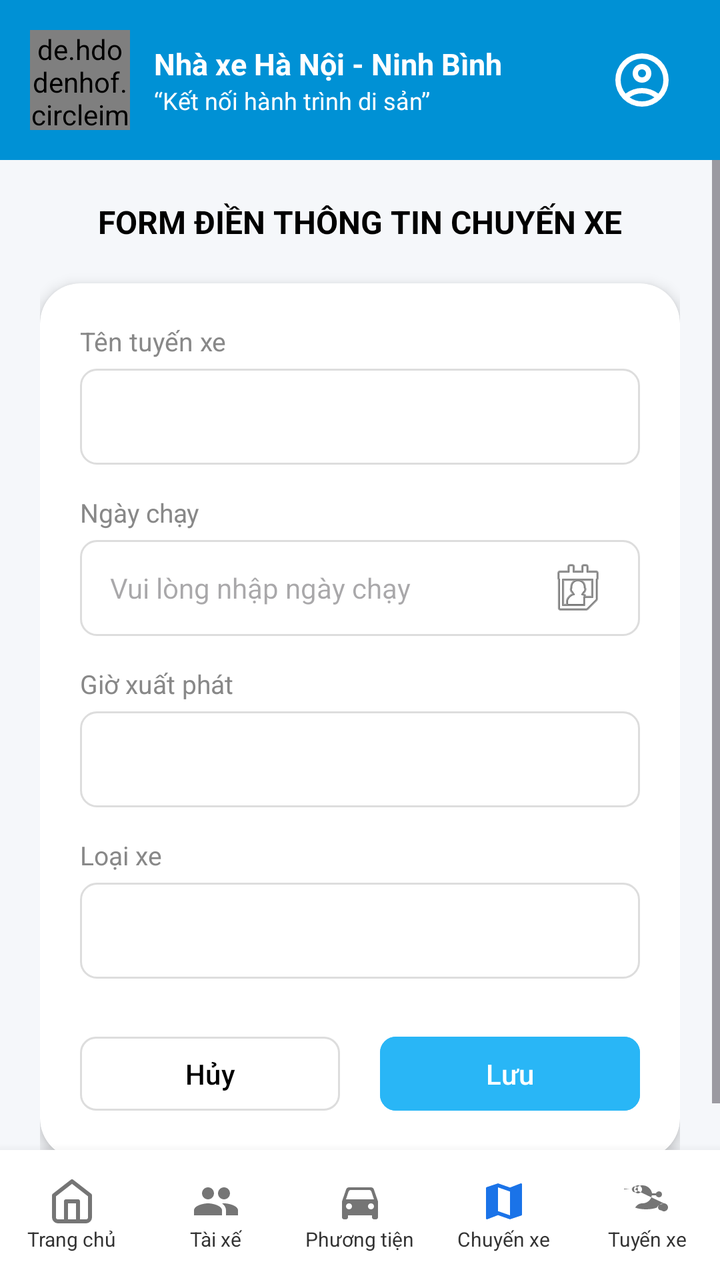
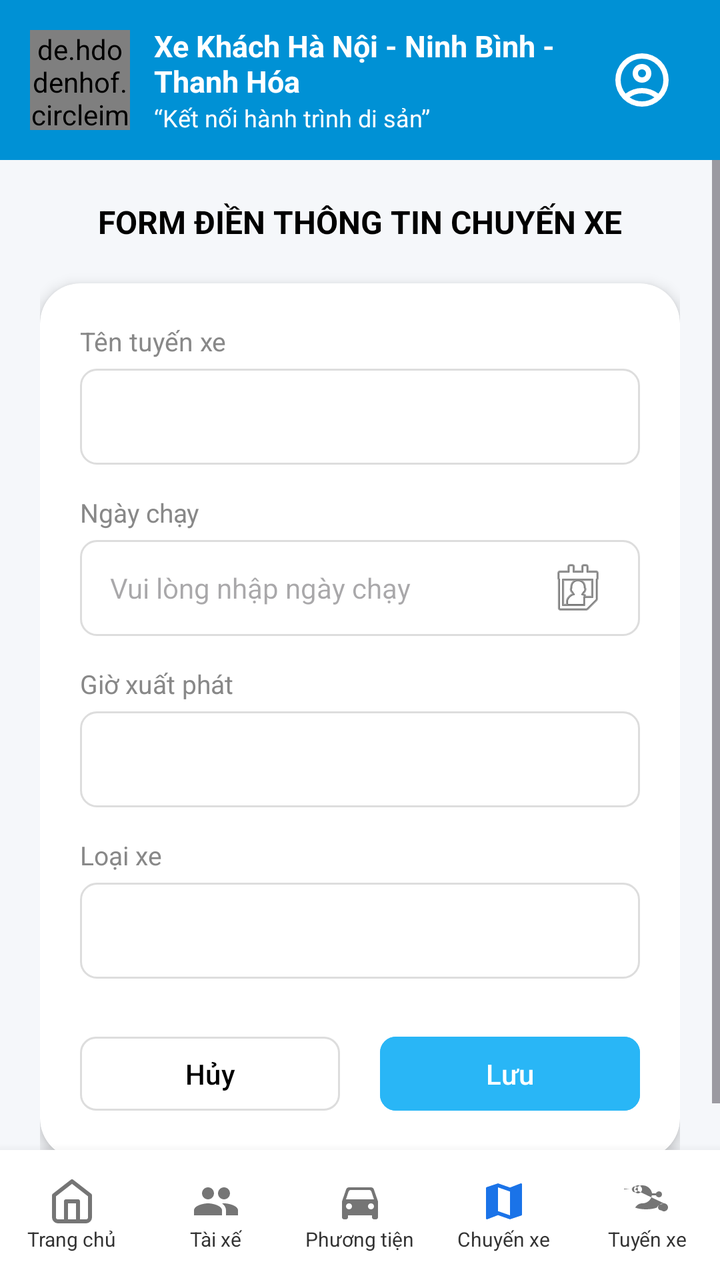

Before-and-after screenshots of an Android layout around one commit, followed by the original layout XML and the change that was made.
<!-- AndroidManifest.xml: application theme Theme.VeXeApp -->
<!-- res/layout/activity_create_trip.xml -->
<?xml version="1.0" encoding="utf-8"?>
<androidx.constraintlayout.widget.ConstraintLayout xmlns:android="http://schemas.android.com/apk/res/android"
    xmlns:app="http://schemas.android.com/apk/res-auto"
    android:layout_width="match_parent"
    android:layout_height="match_parent"
    android:background="#F5F7FA">

    
    <LinearLayout
        android:id="@+id/header"
        android:layout_width="match_parent"
        android:layout_height="80dp"
        android:background="#0091D5"
        android:gravity="center_vertical"
        android:orientation="horizontal"
        android:paddingHorizontal="15dp"
        app:layout_constraintTop_toTopOf="parent">

        <de.hdodenhof.circleimageview.CircleImageView
            android:layout_width="50dp"
            android:layout_height="50dp"
            android:src="@drawable/logo"
            app:civ_border_color="@color/white"
            app:civ_border_width="1dp" />

        <LinearLayout
            android:layout_width="0dp"
            android:layout_height="wrap_content"
            android:layout_marginStart="12dp"
            android:layout_weight="1"
            android:orientation="vertical">

            <TextView
                android:layout_width="wrap_content"
                android:layout_height="wrap_content"
                android:text="Nhà xe Hà Nội - Ninh Bình"
                android:textColor="@color/white"
                android:textSize="15sp"
                android:textStyle="bold" />

            <TextView
                android:layout_width="wrap_content"
                android:layout_height="wrap_content"
                android:text="“Kết nối hành trình di sản”"
                android:textColor="@color/white"
                android:textSize="12sp" />
        </LinearLayout>

        <ImageView
            android:layout_width="48dp"
            android:layout_height="48dp"
            android:padding="8dp"
            android:src="@drawable/account_circle"
            app:tint="@color/white" />
    </LinearLayout>

    <ScrollView
        android:layout_width="match_parent"
        android:layout_height="0dp"
        app:layout_constraintBottom_toTopOf="@+id/bottom_nav"
        app:layout_constraintTop_toBottomOf="@id/header">

        <LinearLayout
            android:layout_width="match_parent"
            android:layout_height="wrap_content"
            android:orientation="vertical"
            android:padding="20dp">

            <TextView
                android:id="@+id/tvFormTitle"
                android:layout_width="match_parent"
                android:layout_height="wrap_content"
                android:layout_marginBottom="20dp"
                android:gravity="center"
                android:text="FORM ĐIỀN THÔNG TIN CHUYẾN XE"
                android:textColor="#000000"
                android:textSize="16sp"
                android:textStyle="bold" />

            <androidx.cardview.widget.CardView
                android:layout_width="match_parent"
                android:layout_height="wrap_content"
                app:cardCornerRadius="20dp"
                app:cardElevation="4dp">

                <LinearLayout
                    android:layout_width="match_parent"
                    android:layout_height="wrap_content"
                    android:orientation="vertical"
                    android:padding="20dp">

                    <TextView
                        android:layout_width="wrap_content"
                        android:layout_height="wrap_content"
                        android:text="Tên tuyến xe"
                        android:textColor="#888888"
                        android:textSize="13sp" />

                    <Spinner
                        android:id="@+id/spRoute"
                        android:layout_width="match_parent"
                        android:layout_height="48dp"
                        android:layout_marginTop="5dp"
                        android:background="@drawable/bg_input_white" />

                    <TextView
                        android:layout_width="wrap_content"
                        android:layout_height="wrap_content"
                        android:layout_marginTop="15dp"
                        android:text="Ngày chạy"
                        android:textColor="#888888"
                        android:textSize="13sp" />

                    <EditText
                        android:id="@+id/etDate"
                        android:layout_width="match_parent"
                        android:layout_height="48dp"
                        android:layout_marginTop="5dp"
                        android:background="@drawable/bg_input_white"
                        android:clickable="true"
                        android:drawableEnd="@android:drawable/ic_menu_my_calendar"
                        android:focusable="false"
                        android:hint="Vui lòng nhập ngày chạy"
                        android:paddingHorizontal="15dp"
                        android:textSize="14sp" />

                    <TextView
                        android:layout_width="wrap_content"
                        android:layout_height="wrap_content"
                        android:layout_marginTop="15dp"
                        android:text="Giờ xuất phát"
                        android:textColor="#888888"
                        android:textSize="13sp" />

                    <Spinner
                        android:id="@+id/spTime"
                        android:layout_width="match_parent"
                        android:layout_height="48dp"
                        android:layout_marginTop="5dp"
                        android:background="@drawable/bg_input_white" />

                    <TextView
                        android:layout_width="wrap_content"
                        android:layout_height="wrap_content"
                        android:layout_marginTop="15dp"
                        android:text="Loại xe"
                        android:textColor="#888888"
                        android:textSize="13sp" />

                    <Spinner
                        android:id="@+id/spVehicle"
                        android:layout_width="match_parent"
                        android:layout_height="48dp"
                        android:layout_marginTop="5dp"
                        android:background="@drawable/bg_input_white" />

                    <LinearLayout
                        android:id="@+id/layoutInfo"
                        android:layout_width="match_parent"
                        android:layout_height="wrap_content"
                        android:layout_marginTop="20dp"
                        android:orientation="horizontal"
                        android:visibility="gone">

                        <TextView
                            android:id="@+id/tvSeats"
                            android:layout_width="0dp"
                            android:layout_height="wrap_content"
                            android:layout_weight="1"
                            android:text="Số ghế: 4"
                            android:textColor="#000000"
                            android:textStyle="bold" />

                        <TextView
                            android:id="@+id/tvPrice"
                            android:layout_width="wrap_content"
                            android:layout_height="wrap_content"
                            android:text="Giá vé: 150K"
                            android:textColor="#000000"
                            android:textStyle="bold" />
                    </LinearLayout>

                    <LinearLayout
                        android:layout_width="match_parent"
                        android:layout_height="wrap_content"
                        android:layout_marginTop="25dp"
                        android:orientation="horizontal">

                        <Button
                            android:id="@+id/btnCancel"
                            android:layout_width="0dp"
                            android:layout_height="45dp"
                            android:layout_marginEnd="10dp"
                            android:layout_weight="1"
                            android:backgroundTint="#FFFFFF"
                            android:text="Hủy"
                            android:textAllCaps="false"
                            android:textColor="#000000"
                            app:cornerRadius="8dp"
                            app:strokeColor="#DDDDDD"
                            app:strokeWidth="1dp" />

                        <Button
                            android:id="@+id/btnSave"
                            android:layout_width="0dp"
                            android:layout_height="45dp"
                            android:layout_marginStart="10dp"
                            android:layout_weight="1"
                            android:backgroundTint="#29B6F6"
                            android:text="Lưu"
                            android:textAllCaps="false"
                            android:textColor="#FFFFFF"
                            app:cornerRadius="8dp" />
                    </LinearLayout>

                </LinearLayout>
            </androidx.cardview.widget.CardView>
        </LinearLayout>
    </ScrollView>

    
    <LinearLayout
        android:id="@+id/bottom_nav"
        android:layout_width="match_parent"
        android:layout_height="65dp"
        android:background="@color/white"
        android:elevation="8dp"
        android:orientation="horizontal"
        android:gravity="center_vertical"
        app:layout_constraintBottom_toBottomOf="parent">

        <LinearLayout
            android:layout_width="0dp"
            android:layout_height="wrap_content"
            android:layout_weight="1"
            android:gravity="center"
            android:orientation="vertical">
            <ImageView
                android:layout_width="24dp"
                android:layout_height="24dp"
                android:src="@drawable/home"
                app:tint="#757575"/>
            <TextView
                android:layout_width="wrap_content"
                android:layout_height="wrap_content"
                android:text="Trang chủ"
                android:textSize="10sp"
                android:textColor="#333333" />
        </LinearLayout>

        <LinearLayout
            android:layout_width="0dp"
            android:layout_height="wrap_content"
            android:layout_weight="1"
            android:gravity="center"
            android:orientation="vertical">
            <ImageView
                android:layout_width="24dp"
                android:layout_height="24dp"
                android:src="@drawable/ic_driver"
                app:tint="#757575" />
            <TextView
                android:layout_width="wrap_content"
                android:layout_height="wrap_content"
                android:text="Tài xế"
                android:textSize="10sp"
                android:textColor="#333333" />
        </LinearLayout>

        <LinearLayout
            android:layout_width="0dp"
            android:layout_height="wrap_content"
            android:layout_weight="1"
            android:gravity="center"
            android:orientation="vertical">
            <ImageView
                android:layout_width="24dp"
                android:layout_height="24dp"
                android:src="@drawable/ic_car"
                app:tint="#757575" />
            <TextView
                android:layout_width="wrap_content"
                android:layout_height="wrap_content"
                android:text="Phương tiện"
                android:textSize="10sp"
                android:textColor="#333333" />
        </LinearLayout>

        <LinearLayout
            android:layout_width="0dp"
            android:layout_height="wrap_content"
            android:layout_weight="1"
            android:gravity="center"
            android:orientation="vertical">
            <ImageView
                android:layout_width="24dp"
                android:layout_height="24dp"
                android:src="@drawable/ic_map"
                app:tint="#1A73E8" />
            <TextView
                android:layout_width="wrap_content"
                android:layout_height="wrap_content"
                android:text="Chuyến xe"
                android:textSize="10sp"
                android:textColor="#333333" />
        </LinearLayout>

        <LinearLayout
            android:layout_width="0dp"
            android:layout_height="wrap_content"
            android:layout_weight="1"
            android:gravity="center"
            android:orientation="vertical">
            <ImageView
                android:layout_width="24dp"
                android:layout_height="24dp"
                android:src="@drawable/ic_route"
                app:tint="#757575" />
            <TextView
                android:layout_width="wrap_content"
                android:layout_height="wrap_content"
                android:text="Tuyến xe"
                android:textSize="10sp"
                android:textColor="#333333" />
        </LinearLayout>
    </LinearLayout>

</androidx.constraintlayout.widget.ConstraintLayout>
<!-- resources referenced by this layout -->
<resources>
  <color name="white">#FFFFFFFF</color>
  <!-- drawable bg_input_white (drawable) -->
  <?xml version="1.0" encoding="utf-8"?>
  <shape xmlns:android="http://schemas.android.com/apk/res/android">
      <solid android:color="#FFFFFF" />
      <corners android:radius="8dp" />
      <stroke android:width="1dp" android:color="#DDDDDD" />
  </shape>
  <!-- drawable home (drawable) -->
  <vector xmlns:android="http://schemas.android.com/apk/res/android"
      android:width="40dp"
      android:height="40dp"
      android:viewportWidth="24"
      android:viewportHeight="24">
    <path
        android:pathData="M3,9l9,-7 9,7v11a2,2 0,0 1,-2 2H5a2,2 0,0 1,-2 -2z"
        android:strokeLineJoin="round"
        android:strokeWidth="2"
        android:fillColor="#00000000"
        android:strokeColor="#000000"
        android:strokeLineCap="round"/>
    <path
        android:pathData="M9,22l0,-10l6,0l0,10"
        android:strokeLineJoin="round"
        android:strokeWidth="2"
        android:fillColor="#00000000"
        android:strokeColor="#000000"
        android:strokeLineCap="round"/>
  </vector>
  <!-- drawable ic_car (drawable) -->
  <vector xmlns:android="http://schemas.android.com/apk/res/android"
      android:width="24dp"
      android:height="24dp"
      android:viewportWidth="24"
      android:viewportHeight="24">
      <path
          android:fillColor="#000000"
          android:pathData="M18.92,6.01C18.72,5.42 18.16,5 17.5,5h-11c-0.66,0 -1.21,0.42 -1.42,1.01L3,12v8c0,0.55 0.45,1 1,1h1c0.55,0 1,-0.45 1,-1v-1h12v1c0,0.55 0.45,1 1,1h1c0.55,0 1,-0.45 1,-1v-8l-2.08,-5.99zM6.5,16c-0.83,0 -1.5,-0.67 -1.5,-1.5S5.67,13 6.5,13s1.5,0.67 1.5,1.5S7.33,16 6.5,16zM17.5,16c-0.83,0 -1.5,-0.67 -1.5,-1.5s0.67,-1.5 1.5,-1.5s1.5,0.67 1.5,1.5S18.33,16 17.5,16zM5,11l1.27,-3.82C6.41,6.65 6.9,6.31 7.45,6.31h9.09c0.55,0 1.04,0.34 1.18,0.87L19,11H5z"/>
  </vector>
  <!-- drawable ic_driver (drawable) -->
  <vector xmlns:android="http://schemas.android.com/apk/res/android"
      android:width="24dp"
      android:height="24dp"
      android:viewportWidth="24"
      android:viewportHeight="24">
      <path
          android:fillColor="#000000"
          android:pathData="M16,11c1.66,0 2.99,-1.34 2.99,-3S17.66,5 16,5s-3,1.34 -3,3 1.34,3 3,3zM8,11c1.66,0 2.99,-1.34 2.99,-3S9.66,5 8,5 5,6.34 5,8s1.34,3 3,3zM8,13c-2.33,0 -7,1.17 -7,3.5L1,19h14v-2.5c0,-2.33 -4.67,-3.5 -7,-3.5zM16,13c-0.29,0 -0.62,0.02 -0.97,0.05 1.16,0.84 1.97,1.97 1.97,3.45L17,19h6v-2.5c0,-2.33 -4.67,-3.5 -7,-3.5z"/>
  </vector>
  <!-- drawable ic_map (drawable) -->
  <vector xmlns:android="http://schemas.android.com/apk/res/android"
      android:width="24dp"
      android:height="24dp"
      android:viewportWidth="24"
      android:viewportHeight="24">
      <path
          android:fillColor="#000000"
          android:pathData="M20.5,3l-0.16,0.03L15,5.1 9,3 3.36,4.9c-0.21,0.07 -0.36,0.25 -0.36,0.48V20.5c0,0.28 0.22,0.5 0.5,0.5l0.16,-0.03L9,18.9l6,2.1 5.64,-1.9c0.21,-0.07 0.36,-0.25 0.36,-0.48V3.5c0,-0.28 -0.22,-0.5 -0.5,-0.5zM15,19l-6,-2.11V5l6,2.11V19z"/>
  </vector>
  <style name="Theme.VeXeApp" parent="Base.Theme.VeXeApp" />
  <style name="Base.Theme.VeXeApp" parent="Theme.Material3.DayNight.NoActionBar">
          
      </style>
  <!-- unchanged entries left out for length: 3 -->
</resources>

<!-- the commit's change to res/layout/activity_create_trip.xml (unified diff, before → after) -->
@@ -33,7 +33,7 @@
             <TextView
                 android:layout_width="wrap_content"
                 android:layout_height="wrap_content"
-                android:text="Nhà xe Hà Nội - Ninh Bình"
+                android:text="@string/nha_xe_name"
                 android:textColor="@color/white"
                 android:textSize="15sp"
                 android:textStyle="bold" />
<!-- resource entries referenced after the edit -->
@@ -59,6 +59,7 @@
           android:fillColor="#000000"
           android:pathData="M20.5,3l-0.16,0.03L15,5.1 9,3 3.36,4.9c-0.21,0.07 -0.36,0.25 -0.36,0.48V20.5c0,0.28 0.22,0.5 0.5,0.5l0.16,-0.03L9,18.9l6,2.1 5.64,-1.9c0.21,-0.07 0.36,-0.25 0.36,-0.48V3.5c0,-0.28 -0.22,-0.5 -0.5,-0.5zM15,19l-6,-2.11V5l6,2.11V19z"/>
   </vector>
+  <string name="nha_xe_name">Xe Khách Hà Nội - Ninh Bình - Thanh Hóa</string>
   <style name="Theme.VeXeApp" parent="Base.Theme.VeXeApp" />
   <style name="Base.Theme.VeXeApp" parent="Theme.Material3.DayNight.NoActionBar">
           
